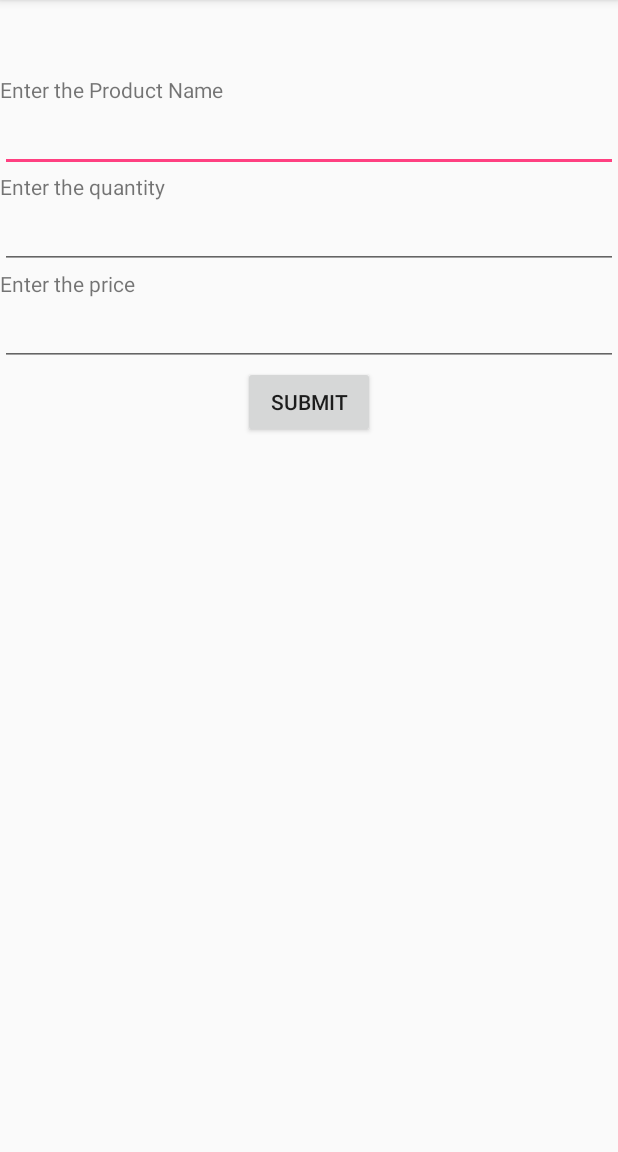
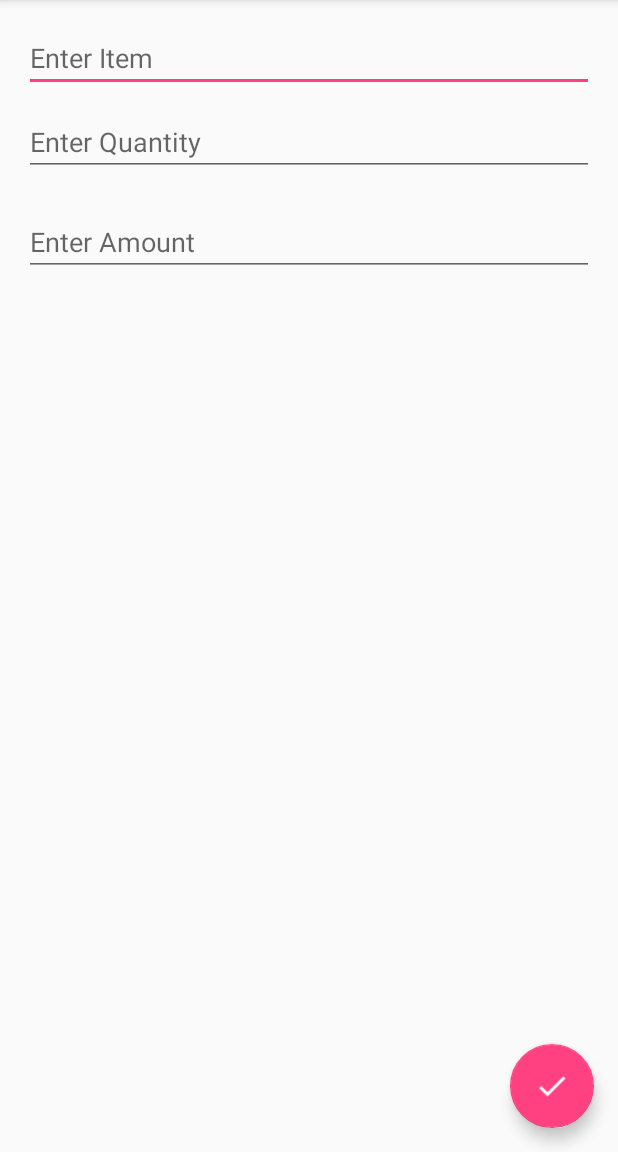
Before and after one commit to Bengaluru17/team-5, an Android app: the product_apporve screen opened directly, with no data from a screen before it, on a phone screen of 412 x 824 dp, the part 84-1236 px from its top. Run offline under Robolectric (Android 15) with nearby library versions, the phone set to English and light mode, and no system bars; our stand-ins replace Firebase (no records; nobody signed in at launch, a user with empty details on screens opened directly).

Commit message:
Changes in Post Activity

```diff
--- a/androidapp/ReachingHand/app/src/main/java/com/example/rajath/reachinghand/product_apporve.java
+++ b/androidapp/ReachingHand/app/src/main/java/com/example/rajath/reachinghand/product_apporve.java
@@ -2,23 +2,73 @@ package com.example.rajath.reachinghand;
 
 import android.support.v7.app.AppCompatActivity;
 import android.os.Bundle;
+import android.text.TextUtils;
 import android.view.View;
 import android.widget.Button;
+import android.widget.EditText;
+
+import com.google.firebase.database.DatabaseReference;
+import com.google.firebase.database.FirebaseDatabase;
 
 public class product_apporve extends AppCompatActivity {
+
+    private static final String TAG = "NewPostActivity";
+    private static final String REQUIRED = "Required";
+    private FirebaseDatabase mFirebaseDatabase;
+    private DatabaseReference mMessageReference;
+    // [START declare_database_ref]
+    // private DatabaseReference mDatabase;
+    // [END declare_database_ref]
+
+    private EditText mTitleField;
+    private EditText mBodyField;
+    private EditText mBodyFieldAmount;
 
     @Override
     protected void onCreate(Bundle savedInstanceState) {
         super.onCreate(savedInstanceState);
         setContentView(R.layout.activity_product_apporve);
-        Button apporve;
-        apporve=(Button) findViewById(R.id.submit);
-        apporve.setOnClickListener(new View.OnClickListener() {
+
+        // [START initialize_database_ref]
+        // mDatabase = FirebaseDatabase.getInstance().getReference();
+        // [END initialize_database_ref]
+
+        mFirebaseDatabase = FirebaseDatabase.getInstance();
+
+        mMessageReference = mFirebaseDatabase.getReference().child("posts");
+
+        mTitleField = (EditText) findViewById(R.id.field_title);
+        mBodyField = (EditText) findViewById(R.id.field_body);
+        mBodyFieldAmount = (EditText) findViewById(R.id.field_title_price);
+
+        findViewById(R.id.fab_submit_post).setOnClickListener(new View.OnClickListener() {
             @Override
             public void onClick(View v) {
-
+                submitPost();
             }
         });
 
     }
+
+    private void submitPost() {
+        final String title = mTitleField.getText().toString();
+        final String body = mBodyField.getText().toString();
+        final String amount = mBodyFieldAmount.getText().toString();
+
+        // Title is required
+        if (TextUtils.isEmpty(title)) {
+            mTitleField.setError(REQUIRED);
+            return;
+        }
+
+        // Body is required
+        if (TextUtils.isEmpty(body)) {
+            mBodyField.setError(REQUIRED);
+            return;
+        }
+
+        Posts posts = new Posts(title,body,amount);
+        mMessageReference.push().setValue(posts);
+        finish();
+    }
 }
--- /dev/null
+++ b/androidapp/ReachingHand/app/src/main/res/drawable/drawable.xml
@@ -0,0 +1,4 @@
+<?xml version="1.0" encoding="utf-8"?>
+<selector xmlns:android="http://schemas.android.com/apk/res/android">
+
+</selector>
--- a/androidapp/ReachingHand/app/src/main/res/layout/activity_product_apporve.xml
+++ b/androidapp/ReachingHand/app/src/main/res/layout/activity_product_apporve.xml
@@ -1,50 +1,54 @@
 <?xml version="1.0" encoding="utf-8"?>
-<LinearLayout xmlns:android="http://schemas.android.com/apk/res/android"
-    xmlns:app="http://schemas.android.com/apk/res-auto"
+<RelativeLayout xmlns:android="http://schemas.android.com/apk/res/android"
     xmlns:tools="http://schemas.android.com/tools"
     android:layout_width="match_parent"
     android:layout_height="match_parent"
-    tools:context="com.example.rajath.reachinghand.product_apporve"
-    android:orientation="vertical">
+    tools:context="com.example.rajath.reachinghand.product_apporve">
 
+    <EditText
+        android:id="@+id/field_title"
+        android:layout_width="match_parent"
+        android:layout_height="wrap_content"
+        android:layout_marginBottom="5dp"
+        android:layout_marginLeft="16dp"
+        android:layout_marginRight="16dp"
+        android:layout_marginTop="16dp"
+        android:hint="Enter Item"
+        android:maxLines="1" />
 
-    <TextView
+    <EditText
+        android:id="@+id/field_body"
+        android:layout_width="match_parent"
+        android:layout_height="wrap_content"
+        android:layout_below="@+id/field_title"
+        android:layout_marginBottom="5dp"
+        android:layout_marginLeft="16dp"
+        android:layout_marginRight="16dp"
+        android:layout_marginTop="5dp"
+        android:hint="Enter Quantity"
+        android:inputType="textMultiLine"
+        android:maxLines="10"
+        android:scrollHorizontally="false" />
+
+    <EditText
+        android:id="@+id/field_title_price"
+        android:layout_width="match_parent"
+        android:layout_height="wrap_content"
+        android:layout_below="@+id/field_body"
+        android:layout_marginBottom="5dp"
+        android:layout_marginLeft="16dp"
+        android:layout_marginRight="16dp"
+        android:layout_marginTop="16dp"
+        android:hint="Enter Amount"
+        android:maxLines="1" />
+
+    <android.support.design.widget.FloatingActionButton
+        android:id="@+id/fab_submit_post"
         android:layout_width="wrap_content"
         android:layout_height="wrap_content"
-        android:text="Enter the Product Name"
-        android:layout_marginTop="50dp"
+        android:layout_alignParentBottom="true"
+        android:layout_alignParentRight="true"
+        android:layout_margin="16dp"
+        android:src="@drawable/ic_navigation_check_24"/>
 
-        android:id="@+id/text"/>
-
-    <EditText
-        android:id="@+id/productname"
-        android:layout_width="match_parent"
-        android:layout_height="wrap_content"
-        android:layout_below="@+id/text" />
-
-    <TextView
-        android:layout_width="wrap_content"
-        android:layout_height="wrap_content"
-        android:text="Enter the quantity"
-        android:id="@+id/text2"/>
-    <EditText
-        android:layout_width="match_parent"
-        android:layout_height="wrap_content"
-        android:id="@+id/quantity"/>
-    <TextView
-        android:layout_width="wrap_content"
-        android:layout_height="wrap_content"
-        android:text="Enter the price"
-        android:id="@+id/text3"/>
-    <EditText
-        android:layout_width="match_parent"
-        android:layout_height="wrap_content"
-        android:id="@+id/money"/>
-    <Button
-        android:layout_width="wrap_content"
-        android:layout_height="wrap_content"
-        android:layout_gravity="center"
-        android:text="Submit"
-        android:id="@+id/submit"
-        />
-</LinearLayout>
+</RelativeLayout>
```
Also changed, not shown: androidapp/ReachingHand/app/build.gradle (+16 -0 lines), androidapp/ReachingHand/app/src/main/java/com/example/rajath/reachinghand/BaseActivity.java (added, +35 -0 lines), androidapp/ReachingHand/app/src/main/java/com/example/rajath/reachinghand/MainActivity.java (+10 -0 lines), androidapp/ReachingHand/app/src/main/java/com/example/rajath/reachinghand/Posts.java (added, +43 -0 lines), androidapp/ReachingHand/app/src/main/res/layout/activity_main.xml (+9 -0 lines), androidapp/ReachingHand/app/src/main/res/drawable/ic_image_edit.png (added), androidapp/ReachingHand/app/src/main/res/drawable/ic_navigation_check_24.png (added).
